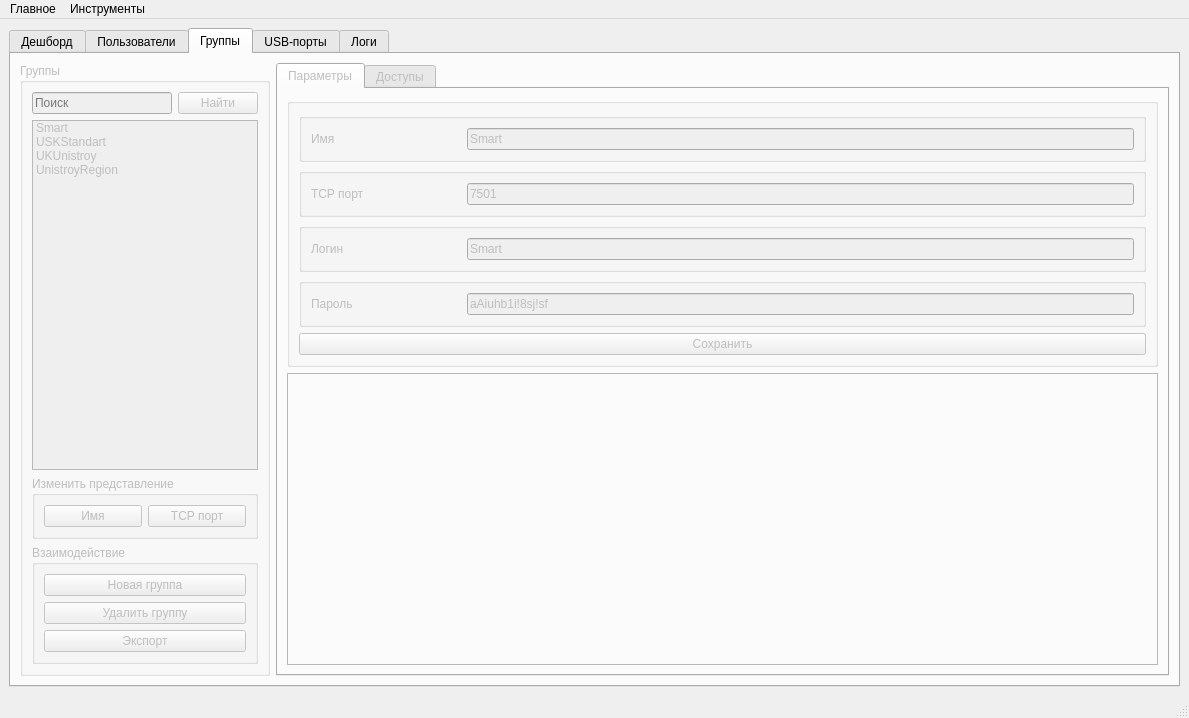
Above: hubm_admin_panel/ui/ui_main.ui from PrintLine512/hubM-Admin-Panel before the change. Below: the same form after it.
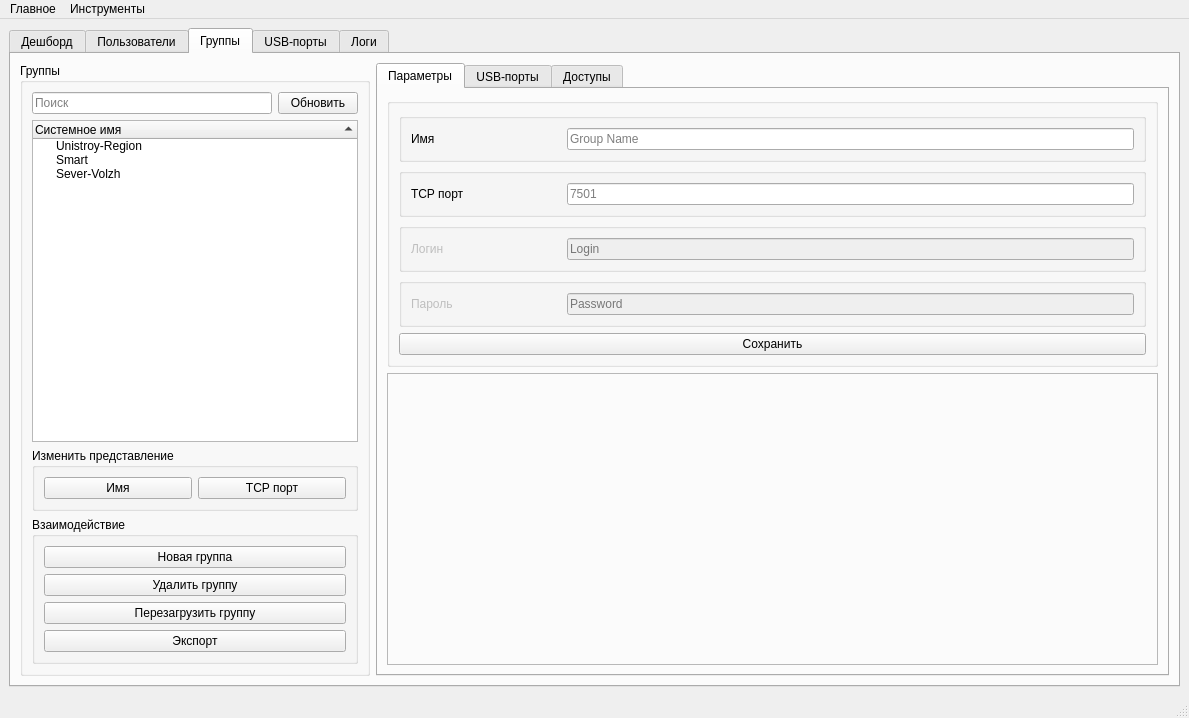
That is the form after the change. The open tabs and pages were chosen to show the change. Icons and pictures are not drawn.

Diff of the .ui file:
```diff
--- a/hubm_admin_panel/ui/ui_main.ui
+++ b/hubm_admin_panel/ui/ui_main.ui
@@ -934,7 +934,7 @@
       </widget>
       <widget class="QWidget" name="tab_groups">
        <property name="enabled">
-        <bool>false</bool>
+        <bool>true</bool>
        </property>
        <attribute name="title">
         <string>Группы</string>
@@ -944,34 +944,62 @@
          <widget class="QGroupBox" name="lw_groups">
           <property name="maximumSize">
            <size>
-            <width>250</width>
+            <width>350</width>
             <height>16777215</height>
            </size>
           </property>
           <property name="title">
            <string>Группы</string>
           </property>
-          <layout class="QGridLayout" name="gridLayout_11">
-           <item row="0" column="0">
+          <layout class="QVBoxLayout" name="verticalLayout_8">
+           <item>
             <layout class="QHBoxLayout" name="horizontalLayout_17">
              <item>
-              <widget class="QLineEdit" name="lineEdit_9">
+              <widget class="QLineEdit" name="le_search_group">
+               <property name="text">
+                <string/>
+               </property>
                <property name="placeholderText">
                 <string>Поиск</string>
                </property>
+               <property name="clearButtonEnabled">
+                <bool>true</bool>
+               </property>
               </widget>
              </item>
              <item>
               <widget class="QPushButton" name="pushButton_20">
                <property name="text">
-                <string>Найти</string>
+                <string>Обновить</string>
                </property>
               </widget>
              </item>
             </layout>
            </item>
-           <item row="1" column="0">
-            <widget class="QListWidget" name="listWidget_2">
+           <item>
+            <widget class="QTreeWidget" name="list_groups">
+             <property name="tabletTracking">
+              <bool>false</bool>
+             </property>
+             <property name="tabKeyNavigation">
+              <bool>true</bool>
+             </property>
+             <property name="sortingEnabled">
+              <bool>true</bool>
+             </property>
+             <attribute name="headerShowSortIndicator" stdset="0">
+              <bool>true</bool>
+             </attribute>
+             <column>
+              <property name="text">
+               <string>Системное имя</string>
+              </property>
+             </column>
+             <item>
+              <property name="text">
+               <string>Unistroy-Region</string>
+              </property>
+             </item>
              <item>
               <property name="text">
                <string>Smart</string>
@@ -979,22 +1007,35 @@
              </item>
              <item>
               <property name="text">
-               <string>USKStandart</string>
+               <string>Sever-Volzh</string>
               </property>
              </item>
-             <item>
-              <property name="text">
-               <string>UKUnistroy</string>
-              </property>
-             </item>
-             <item>
-              <property name="text">
-               <string>UnistroyRegion</string>
-              </property>
-             </item>
             </widget>
            </item>
-           <item row="4" column="0">
+           <item>
+            <widget class="QGroupBox" name="groupBox_13">
+             <property name="title">
+              <string>Изменить представление</string>
+             </property>
+             <layout class="QHBoxLayout" name="horizontalLayout_15">
+              <item>
+               <widget class="QPushButton" name="pushButton_14">
+                <property name="text">
+                 <string>Имя</string>
+                </property>
+               </widget>
+              </item>
+              <item>
+               <widget class="QPushButton" name="pushButton_18">
+                <property name="text">
+                 <string>TCP порт</string>
+                </property>
+               </widget>
+              </item>
+             </layout>
+            </widget>
+           </item>
+           <item>
             <widget class="QGroupBox" name="groupBox_17">
              <property name="title">
               <string>Взаимодействие</string>
@@ -1014,6 +1055,13 @@
                 </property>
                </widget>
               </item>
+              <item>
+               <widget class="QPushButton" name="btn_group_restart">
+                <property name="text">
+                 <string>Перезагрузить группу</string>
+                </property>
+               </widget>
+              </item>
               <item>
                <widget class="QPushButton" name="btn_group_export">
                 <property name="text">
@@ -1024,29 +1072,6 @@
              </layout>
             </widget>
            </item>
-           <item row="3" column="0">
-            <widget class="QGroupBox" name="groupBox_13">
-             <property name="title">
-              <string>Изменить представление</string>
-             </property>
-             <layout class="QHBoxLayout" name="horizontalLayout_15">
-              <item>
-               <widget class="QPushButton" name="pushButton_14">
-                <property name="text">
-                 <string>Имя</string>
-                </property>
-               </widget>
-              </item>
-              <item>
-               <widget class="QPushButton" name="pushButton_18">
-                <property name="text">
-                 <string>TCP порт</string>
-                </property>
-               </widget>
-              </item>
-             </layout>
-            </widget>
-           </item>
           </layout>
          </widget>
         </item>
@@ -1101,11 +1126,11 @@
                   <item>
                    <widget class="QLineEdit" name="lineEdit">
                     <property name="text">
+                     <string/>
+                    </property>
+                    <property name="placeholderText">
                      <string>7501</string>
                     </property>
-                    <property name="placeholderText">
-                     <string>7501-7599</string>
-                    </property>
                    </widget>
                   </item>
                  </layout>
@@ -1113,6 +1138,9 @@
                </item>
                <item row="2" column="0">
                 <widget class="QGroupBox" name="groupBox_28">
+                 <property name="enabled">
+                  <bool>false</bool>
+                 </property>
                  <layout class="QHBoxLayout" name="horizontalLayout_33">
                   <item>
                    <widget class="QLabel" name="label_36">
@@ -1130,11 +1158,14 @@
                   <item>
                    <widget class="QLineEdit" name="lineEdit_12">
                     <property name="text">
-                     <string>Smart</string>
+                     <string/>
                     </property>
                     <property name="echoMode">
                      <enum>QLineEdit::Normal</enum>
                     </property>
+                    <property name="placeholderText">
+                     <string>Login</string>
+                    </property>
                    </widget>
                   </item>
                  </layout>
@@ -1159,7 +1190,10 @@
                   <item>
                    <widget class="QLineEdit" name="lineEdit_36">
                     <property name="text">
-                     <string>Smart</string>
+                     <string/>
+                    </property>
+                    <property name="placeholderText">
+                     <string>Group Name</string>
                     </property>
                    </widget>
                   </item>
@@ -1175,6 +1209,9 @@
                </item>
                <item row="3" column="0">
                 <widget class="QGroupBox" name="groupBox_23">
+                 <property name="enabled">
+                  <bool>false</bool>
+                 </property>
                  <layout class="QHBoxLayout" name="horizontalLayout_26">
                   <item>
                    <widget class="QLabel" name="label_22">
@@ -1192,11 +1229,14 @@
                   <item>
                    <widget class="QLineEdit" name="lineEdit_11">
                     <property name="text">
-                     <string>aAiuhb1i!8sj!sf</string>
+                     <string/>
                     </property>
                     <property name="echoMode">
                      <enum>QLineEdit::Normal</enum>
                     </property>
+                    <property name="placeholderText">
+                     <string>Password</string>
+                    </property>
                    </widget>
                   </item>
                  </layout>
@@ -1207,6 +1247,11 @@
             </item>
            </layout>
           </widget>
+          <widget class="QWidget" name="tab_group_usb">
+           <attribute name="title">
+            <string>USB-порты</string>
+           </attribute>
+          </widget>
           <widget class="QWidget" name="tab_group_access">
            <attribute name="title">
             <string>Доступы</string>
```
Left out of the diff: 102 changed lines with no effect on the pictures.
